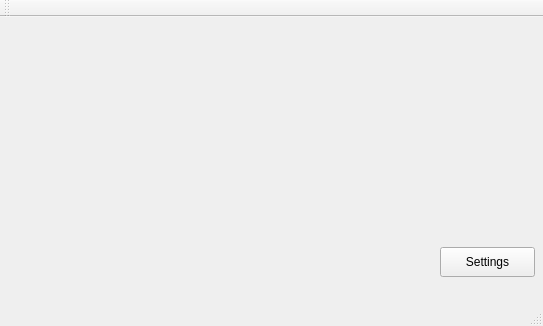
Qt form mainwindow.ui (BastianGschrey/PowerTune) before a commit.
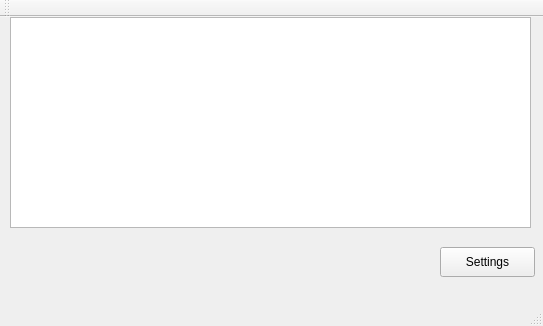
The same form after that commit.

Commit message: first serial functions

The edit to the form file:
```diff
--- a/mainwindow.ui
+++ b/mainwindow.ui
@@ -27,6 +27,16 @@
      <string>Settings</string>
     </property>
    </widget>
+   <widget class="QTextBrowser" name="textBrowser">
+    <property name="geometry">
+     <rect>
+      <x>10</x>
+      <y>0</y>
+      <width>521</width>
+      <height>211</height>
+     </rect>
+    </property>
+   </widget>
   </widget>
   <widget class="QMenuBar" name="menuBar">
    <property name="geometry">
```
The commit also changes 1 other file.
